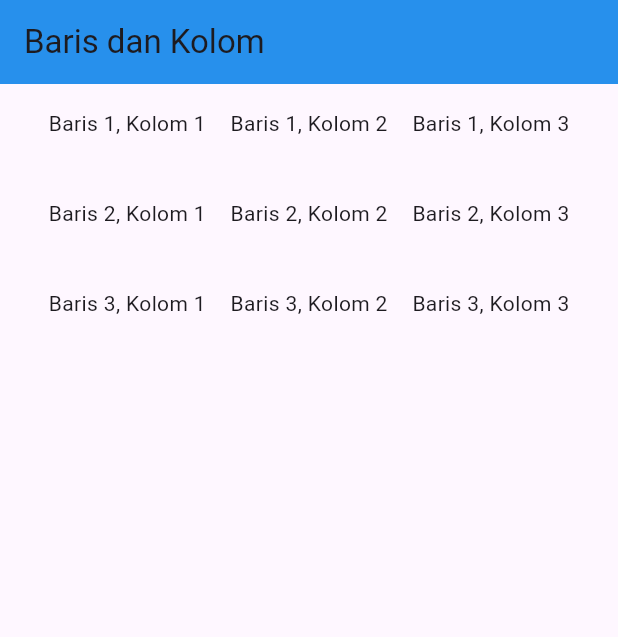
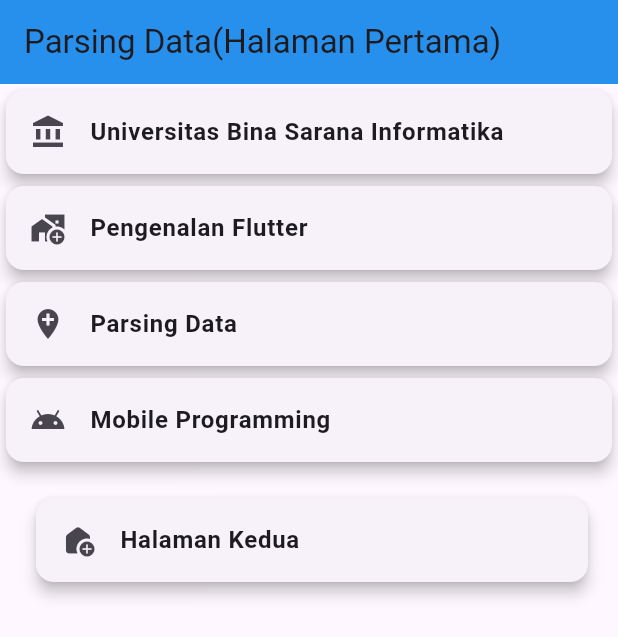
Before and after one commit to frrrAn23/mobile-p-1, a Flutter app: the screen it shows after launch, on a phone screen of 412 x 824 dp. Shown: the top 637 px of the screen. Run offline on Flutter 3.47's test engine with Material 3 defaults, Android fonts, the phone set to English and light mode, and no system bars.

Commit message:
Pertemuan 5 - halaman_pertama.dart di taruh di parsing.dart - halaman_kedua.dart ada di lib - card_widget.dart menambahkan style dan padding untuk card halaman_kedua.dart

```diff
--- a/lib/main.dart
+++ b/lib/main.dart
@@ -1,5 +1,5 @@
 import 'package:flutter/material.dart';
-import './baris_kolom.dart';
+import './parsing.dart';
 
 void main() {
   runApp(const MyApp());
@@ -13,7 +13,7 @@
   Widget build(BuildContext context) {
     return MaterialApp(
       title: 'Flutter Demo',
-      home: BarisKolomPage(),
+      home: Parsing(),
     );
   }
 }
--- /dev/null
+++ b/lib/parsing.dart
@@ -0,0 +1,38 @@
+import 'package:flutter/material.dart';
+import './widget/card_widget.dart';
+import './halaman_kedua.dart';
+
+class Parsing extends StatelessWidget {
+  const Parsing({super.key});
+
+  @override
+  Widget build(BuildContext context) {
+    return Scaffold(
+      appBar: AppBar(title: const Text("Parsing Data(Halaman Pertama)"),
+        backgroundColor: Colors.blue,
+        elevation: 4,
+      ),
+
+      body: ListView(
+        children: [
+          CardWidget(judul: "Universitas Bina Sarana Informatika", icon: Icons.account_balance),
+          CardWidget(judul: "Pengenalan Flutter", icon: Icons.add_home_work),
+          CardWidget(judul: "Parsing Data", icon: Icons.add_location),
+          CardWidget(judul: "Mobile Programming", icon: Icons.android),
+          // Card navigasi ke Halaman Kedua
+          CardWidget(
+            judul: "Halaman Kedua",
+            icon: Icons.add_home_rounded,
+            isLastItem: true,
+            onTap: () {
+              Navigator.push(
+                context,
+                MaterialPageRoute(builder: (context) => const HalamanKedua()),
+              );
+            },
+          ),
+        ],
+      ),
+    );
+  }
+}
--- /dev/null
+++ b/lib/widget/card_widget.dart
@@ -0,0 +1,64 @@
+// import 'package:flutter/material.dart';
+//
+//  class CardWidget extends StatelessWidget {
+//    final IconData icon;
+//    final String judul;
+//
+//    const CardWidget({super.key, required this.icon, required this.judul});
+//
+//    @override
+//    Widget build(BuildContext context) {
+//      return Card(
+//        child: ListTile(
+//          leading: Icon(icon),
+//          title: Text(judul),
+//        ),
+//      );
+//    }
+//   }
+
+//style baru
+import 'package:flutter/material.dart';
+
+class CardWidget extends StatelessWidget {
+  final String judul;
+  final IconData icon;
+  final bool isLastItem; // Menandakan apakah ini adalah item terakhir
+  final VoidCallback? onTap;
+
+  const CardWidget({
+    Key? key,
+    required this.judul,
+    required this.icon,
+    this.isLastItem = false,
+    this.onTap,
+  }) : super(key: key);
+
+  @override
+  Widget build(BuildContext context) {
+    // Menambahkan padding khusus jika item terakhir
+    EdgeInsets padding = isLastItem
+        ? const EdgeInsets.fromLTRB( 20, 16, 16, 32) // Padding lebih untuk item terakhir
+        : const EdgeInsets.all(0);
+
+    return Padding(
+      padding: padding,
+      child: Card(
+        elevation: 4,
+        child: ListTile(
+          leading: Icon(icon),
+          title: Text(
+            judul,
+            style: const TextStyle(
+              fontWeight: FontWeight.bold,
+            ),
+          ),
+          onTap: onTap ?? () {
+            // Action ketika card diklik
+            print("$judul diklik");
+          },
+        ),
+      ),
+    );
+  }
+}
```
Also changed, not shown: lib/halaman_kedua.dart (added, +19 -0 lines), lib/row_widget.dart (+22 -0 lines).
